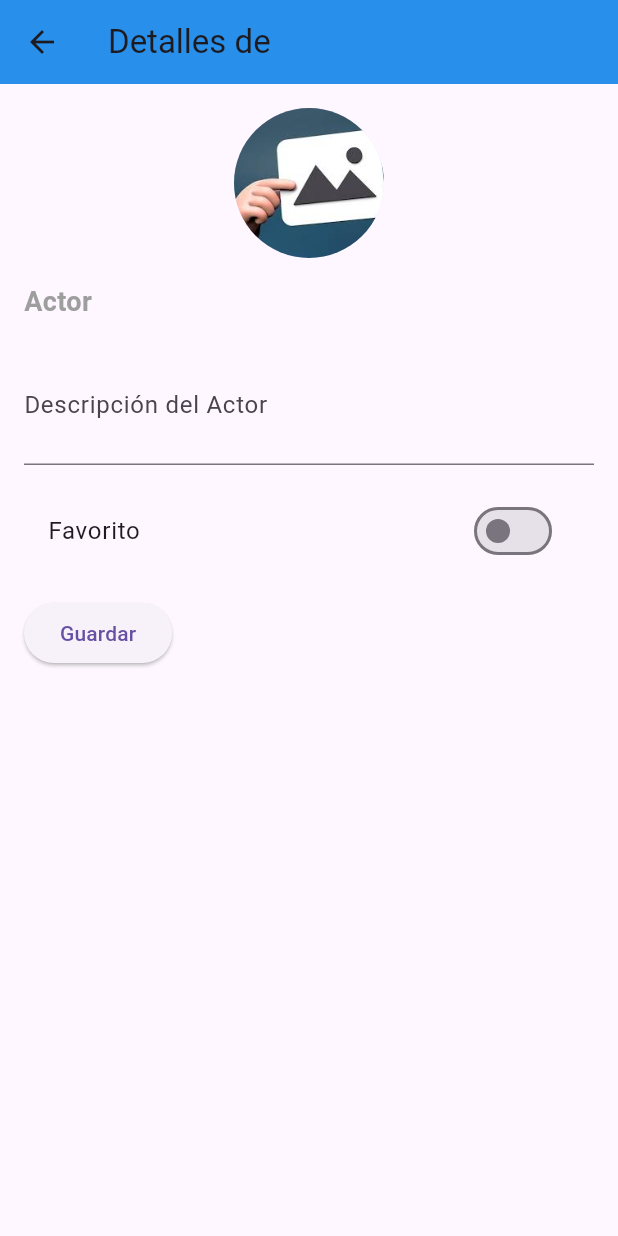
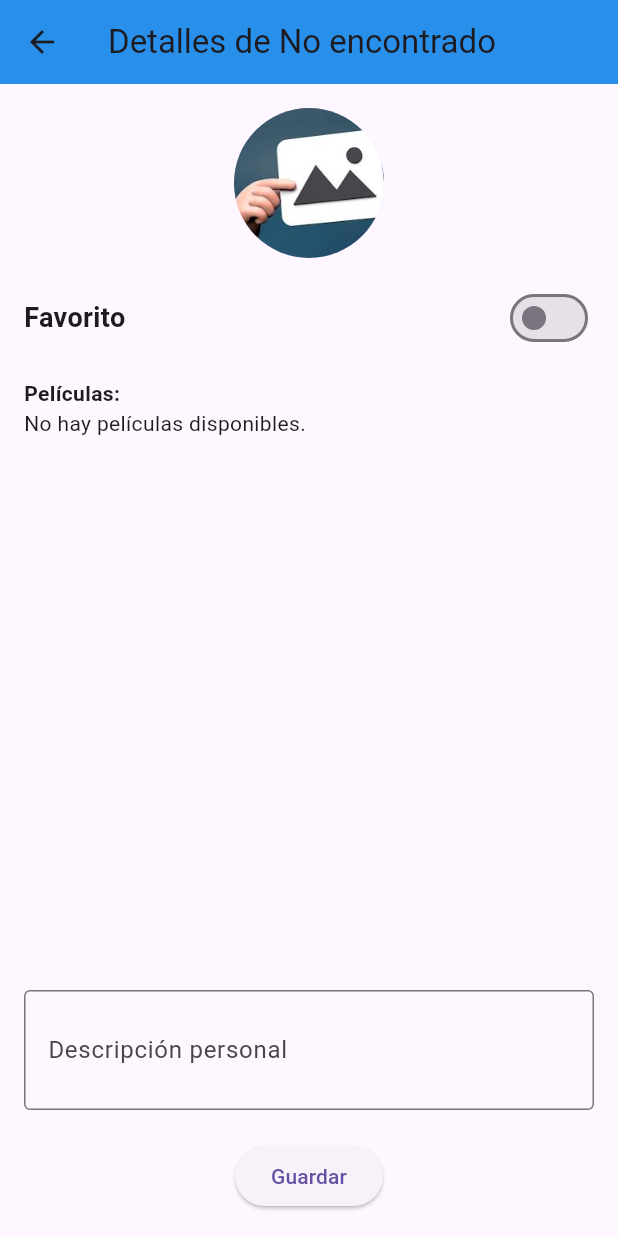
Before and after one commit to Sagaston123/AndriodApp, a Flutter app: the ActorDetailScreen screen opened directly with empty values, on a phone screen of 412 x 824 dp. Run offline on Flutter 3.47's test engine with Material 3 defaults, Android fonts, the phone set to English and light mode, and no system bars; our stand-ins replace shared_preferences; accounts and stored records are empty; network calls fail.

Commit message:
Cambios visuales + nuevos campos en detail screen

```diff
--- a/lib/helpers/actor_provider.dart
+++ b/lib/helpers/actor_provider.dart
@@ -38,4 +38,9 @@ class ActorProvider extends ChangeNotifier {
     prefs.setStringList('favoritos', favoritos.map((id) => id.toString()).toList());
     notifyListeners();
   }
+
+  // Obtener un actor por ID sin volver a llamar a la API
+  Actor? getActorById(int id) {
+    return actores.firstWhere((actor) => actor.id == id, orElse: () => Actor(id: 0, name: "No encontrado", profilePath: "", department: "N/A", popularity: 0.0, knownFor: []));
+  }
 }
--- a/lib/models/actorModel.dart
+++ b/lib/models/actorModel.dart
@@ -1,22 +1,50 @@
+class Movie {
+  final int id;
+  final String title;
+  final List<int> genreIds;
+
+  Movie({
+    required this.id,
+    required this.title,
+    required this.genreIds,
+  });
+
+  factory Movie.fromJson(Map<String, dynamic> json) {
+    return Movie(
+      id: json['id'] ?? 0,
+      title: json['title'] ?? "Título Desconocido",
+      genreIds: List<int>.from(json['genre_ids'] ?? []),
+    );
+  }
+}
+
 class Actor {
   final int id;
   final String name;
   final String profilePath;
   final String department;
+  final double popularity;
+  final List<Movie> knownFor;
 
   Actor({
     required this.id,
     required this.name,
     required this.profilePath,
     required this.department,
+    required this.popularity,
+    required this.knownFor,
   });
 
   factory Actor.fromJson(Map<String, dynamic> json) {
     return Actor(
-      id: json['id'],
-      name: json['name'],
-      profilePath: json['profile_path'] ?? '',  // Si no hay imagen, devuelve string vacío
-      department: json['known_for_department'],
+      id: json['id'] ?? 0,
+      name: json['name'] ?? "Nombre Desconocido",
+      profilePath: json['profile_path'] ?? "", // Si es null, se asigna cadena vacía
+      department: json['known_for_department'] ?? "No especificado",
+      popularity: (json['popularity'] ?? 0.0).toDouble(),
+      knownFor: (json['known_for'] as List?)
+          ?.map((movie) => Movie.fromJson(movie))
+          .toList() ?? [], // Si es null, se asigna una lista vacía
     );
   }
 }
--- a/lib/screens/ActorDetailScreen.dart
+++ b/lib/screens/ActorDetailScreen.dart
@@ -1,5 +1,6 @@
 import 'package:flutter/material.dart';
 import 'package:provider/provider.dart';
+import 'package:shared_preferences/shared_preferences.dart';
 import '../helpers/actor_provider.dart';
 import '../models/actorModel.dart';
 
@@ -11,22 +12,50 @@ class ActorDetailScreen extends StatefulWidget {
 }
 
 class _ActorDetailScreenState extends State<ActorDetailScreen> {
+  late Actor actor;
   late TextEditingController descriptionController;
-  late Actor actor;
+  bool isFavorite = false;
 
   @override
   void didChangeDependencies() {
     super.didChangeDependencies();
-    actor = ModalRoute.of(context)!.settings.arguments as Actor;
+    final actorProvider = Provider.of<ActorProvider>(context, listen: false);
+    final int actorId = ModalRoute.of(context)!.settings.arguments as int;
 
-    // Inicializamos la descripción sin sobrescribirla en cada render
-    descriptionController = TextEditingController(text: actor.department);
+    actor = actorProvider.getActorById(actorId) ?? Actor(
+      id: actorId,
+      name: "Desconocido",
+      profilePath: "",
+      department: "N/A",
+      popularity: 0.0,
+      knownFor: [],
+    );
+
+    // Inicializar la descripción con lo guardado en SharedPreferences
+    descriptionController = TextEditingController();
+    _loadDescription();
+
+    // Estado de favorito desde el Provider
+    isFavorite = actorProvider.favoritos.contains(actor.id);
+  }
+
+  // Cargar la descripción desde SharedPreferences
+  Future<void> _loadDescription() async {
+    final prefs = await SharedPreferences.getInstance();
+    setState(() {
+      descriptionController.text = prefs.getString('description_${actor.id}') ?? "";
+    });
+  }
+
+  // Guardar la descripción en SharedPreferences
+  Future<void> _saveDescription() async {
+    final prefs = await SharedPreferences.getInstance();
+    prefs.setString('description_${actor.id}', descriptionController.text);
   }
 
   @override
   Widget build(BuildContext context) {
-    final actorProvider = Provider.of<ActorProvider>(context);
-    final isFavorite = actorProvider.favoritos.contains(actor.id);
+    final actorProvider = Provider.of<ActorProvider>(context, listen: false);
 
     return Scaffold(
       appBar: AppBar(title: Text("Detalles de ${actor.name}")),
@@ -35,6 +64,7 @@ class _ActorDetailScreenState extends State<ActorDetailScreen> {
         child: Column(
           crossAxisAlignment: CrossAxisAlignment.start,
           children: [
+            // Imagen del actor centrada
             Center(
               child: CircleAvatar(
                 backgroundImage: actor.profilePath.isNotEmpty
@@ -44,38 +74,74 @@ class _ActorDetailScreenState extends State<ActorDetailScreen> {
               ),
             ),
             const SizedBox(height: 16),
-            // Campo fijo "Actor"
-            Text(
-              "Actor",
-              style: const TextStyle(fontSize: 18, fontWeight: FontWeight.bold, color: Colors.grey),
+
+            // Switch de favorito ahora arriba
+            Row(
+              mainAxisAlignment: MainAxisAlignment.spaceBetween,
+              children: [
+                const Text("Favorito", style: TextStyle(fontSize: 18, fontWeight: FontWeight.bold)),
+                Switch(
+                  value: isFavorite,
+                  onChanged: (value) {
+                    setState(() {
+                      isFavorite = value;
+                      actorProvider.toggleFavorite(actor.id);
+                    });
+                  },
                 ),
+              ],
+            ),
+
             const SizedBox(height: 16),
-            // Descripción (máx 2 líneas)
+
+            // Lista de películas
+            const Text("Películas:", style: TextStyle(fontWeight: FontWeight.bold)),
+            Expanded(
+              child: actor.knownFor.isEmpty
+                  ? const Text("No hay películas disponibles.")
+                  : ListView.builder(
+                      itemCount: actor.knownFor.length,
+                      itemBuilder: (context, index) {
+                        final movie = actor.knownFor[index];
+                        final movieTitle = movie.title.isNotEmpty
+                            ? movie.title
+                            : movie.id != 0
+                                ? "Título no disponible"
+                                : "Sin información";
+
+                        return ListTile(
+                          title: Text(movieTitle),
+                          subtitle: Text("ID: ${movie.id} | Géneros: ${movie.genreIds.join(', ')}"),
+                        );
+                      },
+                    ),
+            ),
+
+            const SizedBox(height: 16),
+
+            // Campo de descripción con máximo 2 líneas
             TextFormField(
               controller: descriptionController,
               maxLines: 2,
               decoration: const InputDecoration(
-                labelText: 'Descripción del Actor',
+                labelText: 'Descripción personal',
+                border: OutlineInputBorder(),
               ),
             ),
-            const SizedBox(height: 16),
-            // Switch de favorito usando Provider
-            SwitchListTile(
-              title: const Text('Favorito'),
-              value: isFavorite,
-              onChanged: (value) {
-                actorProvider.toggleFavorite(actor.id);
-              },
-            ),
-            const SizedBox(height: 16),
-            ElevatedButton(
+
+            const SizedBox(height: 20),
+
+            // Botón de guardar centrado
+            Center(
+              child: ElevatedButton(
                 onPressed: () {
-                Navigator.pop(context, actor);
+                  _saveDescription();
                   ScaffoldMessenger.of(context).showSnackBar(
                     const SnackBar(content: Text('Cambios guardados')),
                   );
                 },
                 child: const Text('Guardar'),
+              ),
             ),
           ],
         ),
--- a/lib/screens/ActoresListScreen.dart
+++ b/lib/screens/ActoresListScreen.dart
@@ -28,12 +28,13 @@ class ActoresListScreen extends StatelessWidget {
                     Navigator.pushNamed(
                       context,
                       'details',
-                      arguments: actor,
+                      arguments: actor.id,
                     );
                   },
                   onFavoriteToggle: () {
                     actorProvider.toggleFavorite(actor.id);
                   },
+                  popularity: actor.popularity, // ✅ Agregado para mostrar la popularidad
                 );
               },
             ),
--- a/lib/widgets/actor_card.dart
+++ b/lib/widgets/actor_card.dart
@@ -6,6 +6,7 @@ class ActorCard extends StatelessWidget {
   final bool isFavorite;
   final VoidCallback onTap;
   final VoidCallback onFavoriteToggle;
+  final double popularity;
 
   const ActorCard({
     Key? key,
@@ -13,6 +14,7 @@ class ActorCard extends StatelessWidget {
     required this.isFavorite,
     required this.onTap,
     required this.onFavoriteToggle,
+    required this.popularity,
   }) : super(key: key);
 
   @override
@@ -25,7 +27,7 @@ class ActorCard extends StatelessWidget {
         radius: 30,
       ),
       title: Text(actor.name),
-      subtitle: Text(actor.department),
+      subtitle: Text("Popularidad: ${popularity.toStringAsFixed(2)}"), // ✅ Se muestra la popularidad
       onTap: onTap,
       trailing: IconButton(
         icon: Icon(
```
Also changed, not shown: lib/helpers/apiServiceActors.dart (+8 -1 lines). Lines whose indentation alone changed are shown as unchanged.
